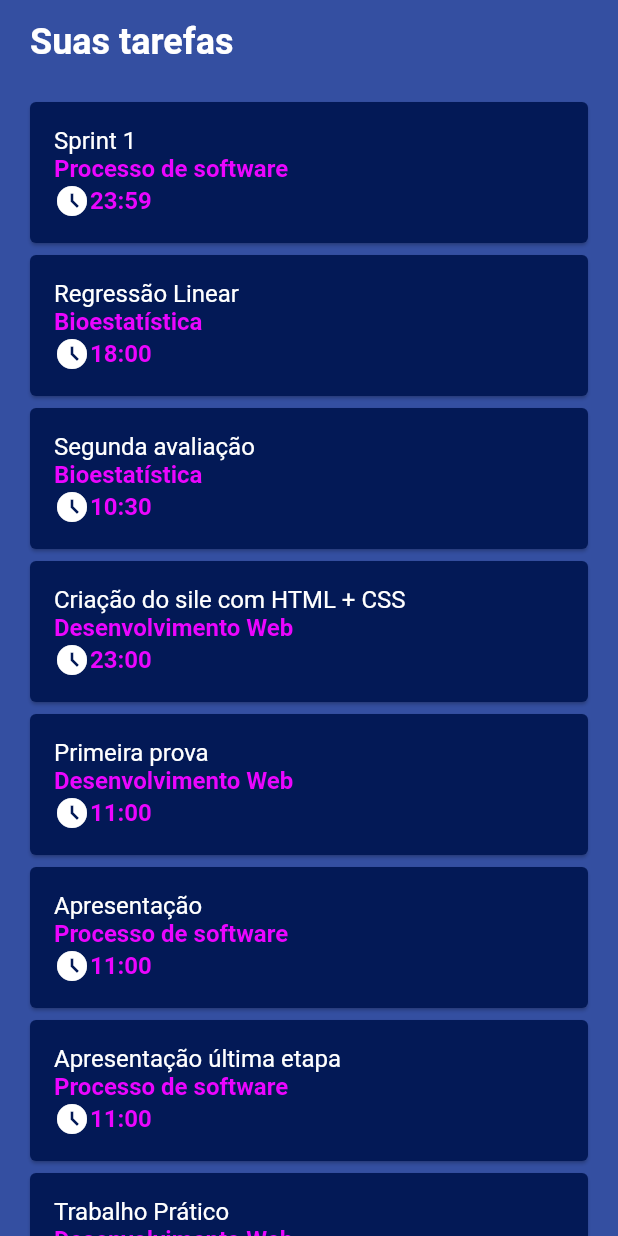
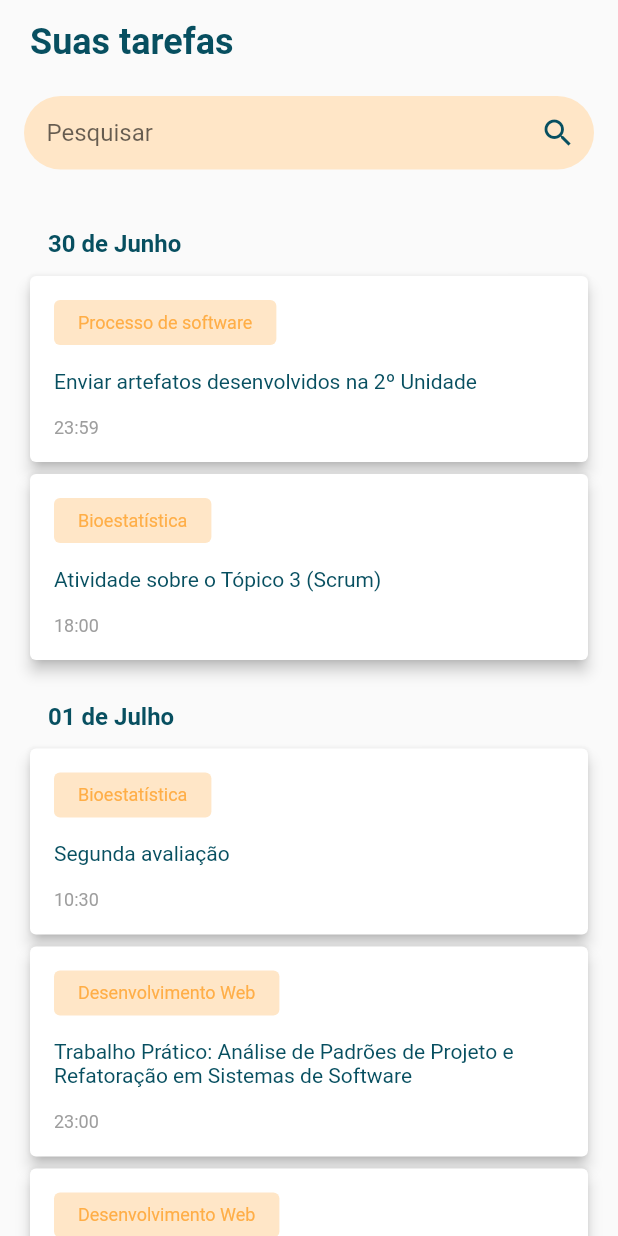
Before and after one commit to JohnAzedo/TaskManager, a Flutter app: the screen it shows after launch, on a phone screen of 412 x 824 dp. Run offline on Flutter 3.47's test engine with Material 2 defaults, Android fonts, the phone set to English and light mode, and no system bars; our stand-ins replace sqflite; accounts and stored records are empty.

Commit message:
Change UI

```diff
--- a/lib/data/fake_repository.dart
+++ b/lib/data/fake_repository.dart
@@ -6,14 +6,14 @@ import 'package:todos/domain/task_repository.dart';
 class FakeRepository extends TaskRepository {
 
   List<Task> tasks = [
-    Task(id: 1, text: "Sprint 1", category: "Processo de software", deadline: DateTime(2022, 06, 23, 23, 59)),
-    Task(id: 2, text: "Regressão Linear", category: "Bioestatística", deadline: DateTime(2022, 06, 30, 18, 00)),
+    Task(id: 1, text: "Enviar artefatos desenvolvidos na 2º Unidade", category: "Processo de software", deadline: DateTime(2022, 06, 30, 23, 59)),
+    Task(id: 2, text: "Atividade sobre o Tópico 3 (Scrum)", category: "Bioestatística", deadline: DateTime(2022, 06, 30, 18, 00)),
     Task(id: 3, text: "Segunda avaliação", category: "Bioestatística", deadline: DateTime(2022, 07, 01, 10, 30)),
-    Task(id: 4, text: "Criação do sile com HTML + CSS", category: "Desenvolvimento Web", deadline: DateTime(2022, 07, 02, 23, 00)),
-    Task(id: 5, text: "Primeira prova", category: "Desenvolvimento Web", deadline: DateTime(2022, 07, 10, 11, 00)),
-    Task(id: 6, text: "Apresentação", category: "Processo de software", deadline: DateTime(2022, 07, 5, 11, 00)),
-    Task(id: 7, text: "Apresentação última etapa", category: "Processo de software", deadline: DateTime(2022, 07, 27, 11, 00)),
-    Task(id: 8, text: "Trabalho Prático", category: "Desenvolvimento Web", deadline: DateTime(2022, 07, 15, 11, 00)),
+    Task(id: 4, text: "Trabalho Prático: Análise de Padrões de Projeto e Refatoração em Sistemas de Software", category: "Desenvolvimento Web", deadline: DateTime(2022, 07, 01, 23, 00)),
+    Task(id: 5, text: "Avaliações finais de projeto (Grupo A)", category: "Desenvolvimento Web", deadline: DateTime(2022, 07, 01, 11, 00)),
+    Task(id: 6, text: "Avaliações finais de projeto (Grupo B)", category: "Processo de software", deadline: DateTime(2022, 07, 05, 11, 00)),
+    Task(id: 7, text: "Apresentação última etapa", category: "Processo de software", deadline: DateTime(2022, 07, 11, 11, 00)),
+    Task(id: 8, text: "Terceira avaliação", category: "Desenvolvimento Web", deadline: DateTime(2022, 07, 11, 11, 00)),
     Task(id: 9, text: "Segunda prova", category: "Desenvolvimento Web", deadline: DateTime(2022, 09, 10, 11, 00))
   ];
 
--- /dev/null
+++ b/lib/domain/group_task.dart
@@ -0,0 +1,9 @@
+
+
+import 'package:todos/domain/task.dart';
+
+class GroupTask {
+  String? id;
+  String? date;
+  List<Task>? tasks;
+}
--- /dev/null
+++ b/lib/domain/order_task_usecase.dart
@@ -0,0 +1,43 @@
+import 'package:todos/domain/group_task.dart';
+import 'package:todos/domain/task.dart';
+import 'package:todos/domain/task_repository.dart';
+
+class OrderTaskUseCase {
+  final TaskRepository repository;
+  OrderTaskUseCase({ required this.repository });
+
+  Future<Map<String, List<Task>>> invoke() async {
+    var result = new Map<String, List<Task>>();
+    var tasks = await repository.getAll();
+
+    tasks.forEach((element) {
+      var deadline = _formatDate(element.deadline ?? DateTime.now());
+      if(!result.containsKey(deadline)){
+        result[deadline] = [];
+      }
+      result[deadline]?.add(element);
+    });
+
+    return result;
+  }
+
+  String _formatDate(DateTime datetime) {
+    return "${datetime.day.toString().padLeft(2, '0')} de ${months[datetime.month-1]}";
+  }
+
+  List<String> months = [
+    'Janeiro',
+    'Fevereiro',
+    'Março',
+    'Abril',
+    'Maio',
+    'Junho',
+    'Julho',
+    'Agosto',
+    'Setembro',
+    'Outubro',
+    'Novembro',
+    'Dezembro'
+  ];
+
+}
--- a/lib/main.dart
+++ b/lib/main.dart
@@ -3,6 +3,7 @@ import 'package:flutter/services.dart';
 import 'package:provider/provider.dart';
 import 'package:todos/data/fake_repository.dart';
 import 'package:todos/data/task_repository.dart';
+import 'package:todos/domain/order_task_usecase.dart';
 import 'package:todos/domain/task_usecase.dart';
 import 'package:todos/ui/colors.dart';
 import 'package:todos/ui/task_screen.dart';
@@ -26,6 +27,9 @@ class App extends StatelessWidget {
       providers: [
         ChangeNotifierProvider(
           create: (_) => TaskViewModel(
+            orderTaskUseCase: OrderTaskUseCase(
+              repository: FakeRepository()
+            ),
             useCase: TaskUseCaseImpl(
               repository: FakeRepository(),
             ),
--- a/lib/ui/colors.dart
+++ b/lib/ui/colors.dart
@@ -1,7 +1,9 @@
 import 'dart:ui';
 
 class CustomColors {
-  static const background = Color(0xFF344fa1);
-  static const primary = Color(0xFF031956);
-  static const accent = Color(0xFFEB05FF);
+  static const background = Color(0xFFFAFAFA);
+  static const primary = Color(0xFF074f60);
+  static const primaryLight = Color(0xFFB4CACF);
+  static const accent = Color(0xFFffae47);
+  static const accentLight = Color(0xFFFFE6C7);
 }
--- /dev/null
+++ b/lib/ui/components/search_field.dart
@@ -0,0 +1,35 @@
+
+
+import 'package:flutter/material.dart';
+import 'package:todos/ui/colors.dart';
+
+class SearchField extends StatelessWidget {
+  @override
+  Widget build(BuildContext context) {
+    return Padding(
+      padding: const EdgeInsets.symmetric(vertical: 8.0, horizontal: 16.0),
+      child: TextField(
+        cursorColor: CustomColors.primary,
+        decoration: const InputDecoration(
+          filled: true,
+          fillColor: CustomColors.accentLight,
+          suffixIcon: Icon(
+            Icons.search,
+            color: CustomColors.primary,
+          ),
+          border: OutlineInputBorder(
+            borderRadius: BorderRadius.all(Radius.circular(25)),
+            borderSide: BorderSide.none,
+          ),
+          hintText: "Pesquisar",
+          contentPadding:
+          EdgeInsets.symmetric(vertical: 15, horizontal: 15),
+        ),
+        keyboardType: TextInputType.name,
+        onChanged: (String text) => { },
+      ),
+    );
+  }
+
+
+}
--- /dev/null
+++ b/lib/ui/components/todo_card.dart
@@ -0,0 +1,109 @@
+import 'package:flutter/material.dart';
+import 'package:flutter/widgets.dart';
+import 'package:todos/ui/task_screen.dart';
+
+import '../colors.dart';
+import '../task_po.dart';
+import '../task_viewmodel.dart';
+
+class TodoCard extends StatelessWidget {
+  final TaskPO task;
+  final TaskViewModel vm;
+
+  const TodoCard({required this.task, required this.vm});
+
+  @override
+  Widget build(BuildContext context) {
+    return Visibility(
+        child: GestureDetector(
+      onTap: () => /*vm.changeStatus(index)*/ {},
+      child: Card(
+        elevation: 4.0,
+        color: Colors.white,
+        child: Padding(
+          padding: const EdgeInsets.all(16.0),
+          child: Column(
+            crossAxisAlignment: CrossAxisAlignment.start,
+            children: [
+              Wrap(
+                spacing: 8,
+                children: [
+                  // Badge(
+                  //   text: formatTime(task.deadline ?? DateTime.now()),
+                  //   textColor: CustomColors.primary,
+                  //   backgroundColor: CustomColors.primaryLight,
+                  // ),
+                  Badge(
+                    text: task.category ?? "",
+                    textColor: CustomColors.accent,
+                    backgroundColor: CustomColors.accentLight,
+                  ),
+                ],
+              ),
+              SizedBox(height: 16.0,),
+              Text(
+                task.text,
+                style: TextStyle(
+                    color: CustomColors.primary),
+              ),
+              SizedBox(height: 16.0,),
+              Text(
+                formatTime(task.deadline ?? DateTime.now()),
+                style: TextStyle(
+                    color: Colors.grey,
+                  fontSize: 12.0
+                ),
+              ),
+            ],
+          ),
+        ),
+      ),
+    ));
+  }
+}
+
+class Badge extends StatelessWidget {
+  final Color backgroundColor;
+  final String text;
+  final Color textColor;
+
+  Badge(
+      {required this.text,
+      required this.textColor,
+      required this.backgroundColor});
+
+  @override
+  Widget build(BuildContext context) {
+    // TODO: implement build
+    return Container(
+      decoration: BoxDecoration(
+          color: backgroundColor, borderRadius: BorderRadius.circular(4.0)),
+      child: Padding(
+        padding: const EdgeInsets.symmetric(vertical: 8.0, horizontal: 16.0),
+        child: Text(
+          this.text,
+          style: TextStyle(color: textColor, fontSize: 12.0),
+        ),
+      ),
+    );
+  }
+}
+
+
+
+
+TextStyle lineThroughStyle() {
+  return TextStyle(
+      color: Colors.white,
+      fontSize: 16.0,
+      decoration: TextDecoration.lineThrough);
+}
+
+
+String formatDate(DateTime datetime) {
+  return "${datetime.day.toString().padLeft(2, '0')}/${datetime.month.toString().padLeft(2, '0')}/${datetime.year}";
+}
+
+String formatTime(DateTime datetime) {
+  return "${datetime.hour.toString().padLeft(2, '0')}:${datetime.minute.toString().padLeft(2, '0')}";
+}
--- /dev/null
+++ b/lib/ui/components/todo_day.dart
@@ -0,0 +1,32 @@
+import 'package:flutter/material.dart';
+import 'package:todos/ui/colors.dart';
+import 'package:todos/ui/task_screen.dart';
+
+class TodoDay extends StatelessWidget {
+  final String date;
+
+  TodoDay({required this.date});
+
+  @override
+  Widget build(BuildContext context) {
+    return Visibility(
+      child: Padding(
+        padding: const EdgeInsets.only(left: 16.0, right: 16.0, bottom: 8.0, top: 24.0),
+        child: Row(
+          children: [
+            Text(this.date, style: _getDateStyle(),)
+          ],
+        ),
+      ),
+      visible: true,
+    );
+  }
+
+  TextStyle _getDateStyle() {
+    return TextStyle(
+      color: CustomColors.primary,
+      fontWeight: FontWeight.bold,
+      fontSize: 16.0
+    );
+  }
+}
--- /dev/null
+++ b/lib/ui/components/todo_listitem.dart
@@ -0,0 +1,33 @@
+import 'package:flutter/material.dart';
+import 'package:todos/ui/components/todo_card.dart';
+import 'package:todos/ui/components/todo_day.dart';
+
+import '../task_po.dart';
+import '../task_viewmodel.dart';
+
+class TodoListItem extends StatelessWidget {
+
+  final MapEntry<String, List<TaskPO>> entry;
+  final TaskViewModel vm;
+
+  const TodoListItem({required this.entry, required this.vm});
+
+  @override
+  Widget build(BuildContext context) {
+    return Column(
+      children: [
+        TodoDay(date: entry.key),
+        ListView.builder(
+          physics: NeverScrollableScrollPhysics(),
+          shrinkWrap: true,
+          itemCount: entry.value.length,
+          itemBuilder: (context, index) {
+            return TodoCard(
+                task: entry.value[index], vm: vm);
+          },
+        )
+      ],
+    );
+  }
+
+}
--- a/lib/ui/task_screen.dart
+++ b/lib/ui/task_screen.dart
@@ -1,10 +1,12 @@
-import 'dart:ffi';
-
 import 'package:flutter/material.dart';
 import 'package:provider/src/provider.dart';
 import 'package:todos/ui/colors.dart';
+import 'package:todos/ui/components/todo_card.dart';
+import 'package:todos/ui/components/todo_listitem.dart';
 import 'package:todos/ui/task_po.dart';
 import 'package:todos/ui/task_viewmodel.dart';
+
+import 'components/search_field.dart';
 
 class TaskScreen extends StatefulWidget {
   const TaskScreen({Key? key}) : super(key: key);
@@ -13,7 +15,7 @@ class TaskScreen extends StatefulWidget {
   _TaskScreenState createState() => _TaskScreenState();
 }
 
-class _TaskScreenState extends State<TaskScreen> {
+class _TaskScreenState extends  State<TaskScreen> {
   final TextEditingController controller = new TextEditingController();
 
   @override
@@ -26,7 +28,7 @@ class _TaskScreenState extends State<TaskScreen> {
         title: Text(
           'Suas tarefas',
           style: TextStyle(
-              color: Colors.white, fontWeight: FontWeight.bold, fontSize: 24.0),
+              color: CustomColors.primary, fontWeight: FontWeight.bold, fontSize: 24.0),
         ),
         backgroundColor: CustomColors.background,
         elevation: 0.0,
@@ -35,19 +37,7 @@ class _TaskScreenState extends State<TaskScreen> {
         physics: ScrollPhysics(),
         child: Column(
           children: [
-            // Padding(
-            //   padding: const EdgeInsets.symmetric(horizontal: 8.0),
-            //   child: TextField(
-            //     controller: controller,
-            //     onChanged: (String text) {
-            //       vm.filterList(text);
-            //     },
-            //     decoration: InputDecoration(
-            //       contentPadding: EdgeInsets.symmetric(vertical: 8.0),
-            //       labelText: "Pesquisar",
-            //     ),
-            //   ),
-            // ),
+            SearchField(),
             Padding(
               padding:
                   const EdgeInsets.symmetric(vertical: 8.0, horizontal: 16.0),
@@ -59,8 +49,8 @@ class _TaskScreenState extends State<TaskScreen> {
                     shrinkWrap: true,
                     itemCount: vm.tasks.value.length,
                     itemBuilder: (context, index) {
-                      return ItemViewCategory(
-                          task: vm.tasks.value[index], index: index, vm: vm);
+                      var element = vm.tasks.value.entries.elementAt(index);
+                      return TodoListItem(entry: element, vm: vm);
                     },
                   );
                 },
@@ -72,104 +62,3 @@ class _TaskScreenState extends State<TaskScreen> {
     );
   }
 }
-
-class ItemViewCategory extends StatelessWidget {
-  final TaskPO task;
-  final int index;
-  final TaskViewModel vm;
-
-  const ItemViewCategory(
-      {Key? key, required this.task, required this.index, required this.vm})
-      : super(key: key);
-
-  @override
-  Widget build(BuildContext context) {
-    return Visibility(
-        child: GestureDetector(
-      onTap: () => vm.changeStatus(index),
-      child: Card(
-        color: CustomColors.primary,
-        child: Padding(
-          padding: const EdgeInsets.all(16.0),
-          child: Column(
-            crossAxisAlignment: CrossAxisAlignment.start,
-            children: [
-              Text(task.text,
-                  style: task.done ? lineThroughStyle() : normalStyle()),
-              CardInfoWidget(done: task.done, info: task.category ?? ""),
-              CardInfoWidget(
-                done: task.done,
-                info: formatTime(task.deadline ?? DateTime.now()),
-                icon: Icons.access_time_filled,
-              )
-            ],
-          ),
-        ),
-      ),
-    ));
-  }
-}
-
-class CardInfoWidget extends StatelessWidget {
-  final bool done;
-  final String info;
-  final IconData? icon;
-
-  CardInfoWidget({required this.done, required this.info, this.icon});
-
-  @override
-  Widget build(BuildContext context) {
-    return Visibility(
-      child: Row(
-        children: [
-          Visibility(
-            child: Icon(icon, color: Colors.white),
-            visible: icon != null,
-          ),
-          Text(
-            this.info,
-            style: doneStyle(this.done),
-          ),
-        ],
-      ),
-      visible: true,
-    );
-  }
-
-  TextStyle doneStyle(bool taskDone) {
-    var color = CustomColors.accent;
-    var fontSize = 16.0;
-    var fontWeight = FontWeight.bold;
-
-    if (taskDone) color = Colors.white;
-
-    return TextStyle(
-      color: color,
-      fontSize: fontSize,
-      fontWeight: fontWeight
-    );
-  }
-}
-
-TextStyle normalStyle() {
-  return TextStyle(color: Colors.white, fontSize: 16.0);
-}
-
-TextStyle lineThroughStyle() {
-  return TextStyle(
-      color: Colors.white,
-      fontSize: 16.0,
-      decoration: TextDecoration.lineThrough);
-}
-
-TextStyle categoryStyle() {
-  return TextStyle(color: Colors.blueAccent, fontSize: 16.0);
-}
-
-String formatDate(DateTime datetime) {
-  return "${datetime.day.toString().padLeft(2, '0')}/${datetime.month.toString().padLeft(2, '0')}/${datetime.year}";
-}
-
-String formatTime(DateTime datetime) {
-  return "${datetime.hour.toString().padLeft(2, '0')}:${datetime.minute.toString().padLeft(2, '0')}";
-}
--- a/lib/ui/task_viewmodel.dart
+++ b/lib/ui/task_viewmodel.dart
@@ -1,63 +1,65 @@
 
 
 import 'package:flutter/material.dart';
-import 'package:todos/domain/task.dart';
+import 'package:todos/domain/order_task_usecase.dart';
 import 'package:todos/domain/task_usecase.dart';
 import 'package:todos/ui/task_po.dart';
 
 class TaskViewModel extends ChangeNotifier {
   final TaskUseCase useCase;
-  var tasks = ValueNotifier<List<TaskPO>>([]);
+  final OrderTaskUseCase orderTaskUseCase;
 
-  TaskViewModel({required this.useCase}){
+  var tasks = ValueNotifier<Map<String, List<TaskPO>>>(Map());
+
+  TaskViewModel({required this.useCase, required this.orderTaskUseCase}){
     getTasks();
   }
 
   void getTasks() async {
-    var listOfTasks = await useCase.fetchAll();
-    listOfTasks.forEach((element) {
-      tasks.value.add(TaskPO.fromTask(element));
+    var result = await orderTaskUseCase.invoke();
+    result.forEach((key, value){
+      var listPo = value.map((element)  => TaskPO.fromTask(element)).toList();
+      tasks.value[key] = listPo;
     });
     notifyListeners();
   }
 
-  void changeStatus(int index) async {
-    Task? task = tasks.value[index].toTask();
-    task = await useCase.changeStatus(task);
+  // void changeStatus(int index) async {
+  //   Task? task = tasks.value[index].toTask();
+  //   task = await useCase.changeStatus(task);
+  //
+  //   if(task!=null){
+  //     tasks.value[index] = TaskPO.fromTask(task);
+  //     notifyListeners();
+  //   }
+  // }
 
-    if(task!=null){
-      tasks.value[index] = TaskPO.fromTask(task);
-      notifyListeners();
-    }
-  }
-
-  void deleteItem(int index) async {
-    Task task = tasks.value[index].toTask();
-    bool removed = await useCase.delete(task.id!);
-    if(removed){
-      tasks.value.removeAt(index);
-      notifyListeners();
-    }
-  }
-
-  void createItem(TaskPO taskPO) async {
-    Task? task = await useCase.create(taskPO.text);
-    if(task!=null){
-      tasks.value.add(TaskPO.fromTask(task));
-      notifyListeners();
-    }
-  }
-
-  void filterList(String text){
-    tasks.value.forEach((element) => element.visible = element.text.startsWith(text) || filterByCategory(element, text));
-    notifyListeners();
-  }
-
-  bool filterByCategory(TaskPO task, String text) {
-    final category = task.category;
-    if(category != null) {
-      return category.startsWith(text);
-    }
-    return false;
-  }
+  // void deleteItem(int index) async {
+  //   Task task = tasks.value[index].toTask();
+  //   bool removed = await useCase.delete(task.id!);
+  //   if(removed){
+  //     tasks.value.removeAt(index);
+  //     notifyListeners();
+  //   }
+  // }
+  //
+  // void createItem(TaskPO taskPO) async {
+  //   Task? task = await useCase.create(taskPO.text);
+  //   if(task!=null){
+  //     tasks.value.add(TaskPO.fromTask(task));
+  //     notifyListeners();
+  //   }
+  // }
+  // void filterList(String text){
+  //   tasks.value.forEach((element) => element.visible = element.text.startsWith(text) || filterByCategory(element, text));
+  //   notifyListeners();
+  // }
+  //
+  // bool filterByCategory(TaskPO task, String text) {
+  //   final category = task.category;
+  //   if(category != null) {
+  //     return category.startsWith(text);
+  //   }
+  //   return false;
+  // }
 }
```
